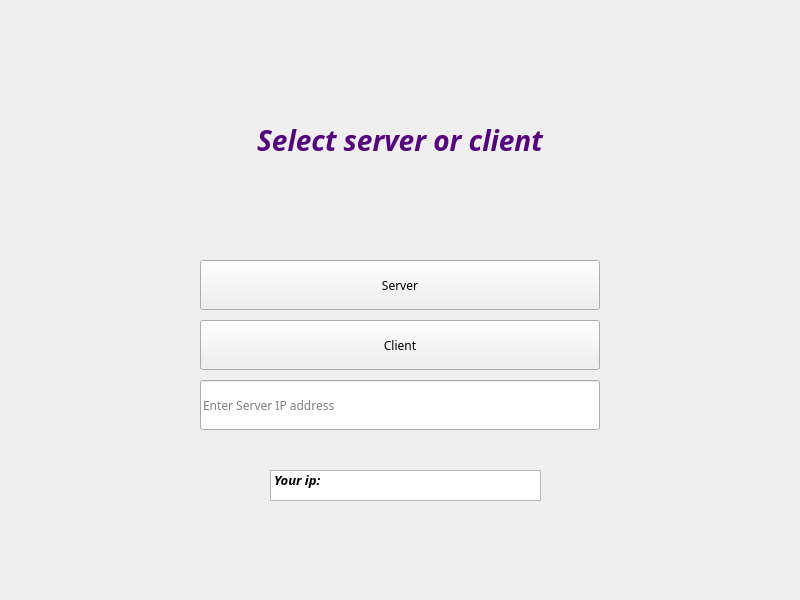
A-hmy/SkullKing_Endless-Loop_8, file serverorclient.ui: the form before one commit.
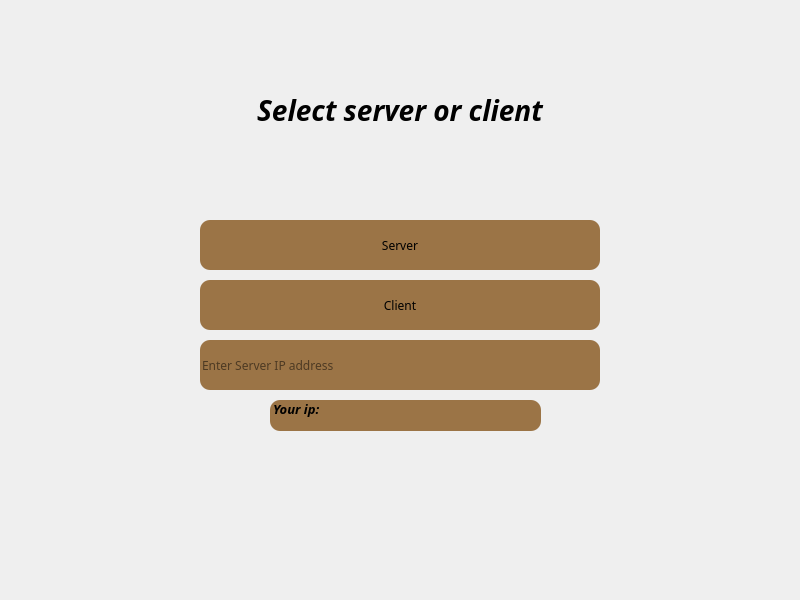
The form after the commit. Icons and pictures are not drawn.

The edit to the form file:
```diff
--- a/serverorclient.ui
+++ b/serverorclient.ui
@@ -14,20 +14,11 @@
    <string>MainWindow</string>
   </property>
   <widget class="QWidget" name="centralwidget">
-   <layout class="QGridLayout" name="gridLayout">
-    <item row="0" column="0">
-     <widget class="QLabel" name="Loading">
-      <property name="text">
-       <string/>
-      </property>
-     </widget>
-    </item>
-   </layout>
    <widget class="QLabel" name="label">
     <property name="geometry">
      <rect>
       <x>200</x>
-      <y>40</y>
+      <y>10</y>
       <width>400</width>
       <height>200</height>
      </rect>
@@ -56,7 +47,7 @@
      <bool>false</bool>
     </property>
     <property name="styleSheet">
-     <string notr="true">color: rgb(85, 0, 127);</string>
+     <string notr="true"/>
     </property>
     <property name="text">
      <string>Select server or client</string>
@@ -69,7 +60,7 @@
     <property name="geometry">
      <rect>
       <x>200</x>
-      <y>260</y>
+      <y>220</y>
       <width>400</width>
       <height>50</height>
      </rect>
@@ -91,6 +82,10 @@
       <family>Segoe Script</family>
      </font>
     </property>
+    <property name="styleSheet">
+     <string notr="true">background-color: rgb(155, 116, 70);
+border-radius:10px;</string>
+    </property>
     <property name="text">
      <string>Server</string>
     </property>
@@ -99,7 +94,7 @@
     <property name="geometry">
      <rect>
       <x>200</x>
-      <y>320</y>
+      <y>280</y>
       <width>400</width>
       <height>50</height>
      </rect>
@@ -121,6 +116,10 @@
       <family>Segoe Script</family>
      </font>
     </property>
+    <property name="styleSheet">
+     <string notr="true">background-color: rgb(155, 116, 70);
+border-radius:10px;</string>
+    </property>
     <property name="text">
      <string>Client</string>
     </property>
@@ -129,7 +128,7 @@
     <property name="geometry">
      <rect>
       <x>200</x>
-      <y>380</y>
+      <y>340</y>
       <width>400</width>
       <height>50</height>
      </rect>
@@ -151,6 +150,10 @@
       <family>Segoe Print</family>
      </font>
     </property>
+    <property name="styleSheet">
+     <string notr="true">background-color: rgb(155, 116, 70);
+border-radius:10px;</string>
+    </property>
     <property name="placeholderText">
      <string>Enter Server IP address</string>
     </property>
@@ -159,11 +162,15 @@
     <property name="geometry">
      <rect>
       <x>270</x>
-      <y>470</y>
+      <y>400</y>
       <width>271</width>
       <height>31</height>
      </rect>
     </property>
+    <property name="styleSheet">
+     <string notr="true">background-color: rgb(155, 116, 70);
+border-radius:10px;</string>
+    </property>
     <item>
      <property name="text">
       <string>Your ip:</string>
@@ -187,6 +194,36 @@
      </property>
     </item>
    </widget>
+   <widget class="QLabel" name="Loading">
+    <property name="geometry">
+     <rect>
+      <x>404</x>
+      <y>11</y>
+      <width>16</width>
+      <height>20</height>
+     </rect>
+    </property>
+    <property name="text">
+     <string/>
+    </property>
+   </widget>
+   <widget class="QLabel" name="label_2">
+    <property name="geometry">
+     <rect>
+      <x>1</x>
+      <y>1</y>
+      <width>801</width>
+      <height>601</height>
+     </rect>
+    </property>
+    <property name="styleSheet">
+     <string notr="true">border-image: url(:/new/prefix1/Picture/backgroundpage.jpg);</string>
+    </property>
+    <property name="text">
+     <string/>
+    </property>
+   </widget>
+   <zorder>label_2</zorder>
    <zorder>label</zorder>
    <zorder>server</zorder>
    <zorder>client</zorder>
```
